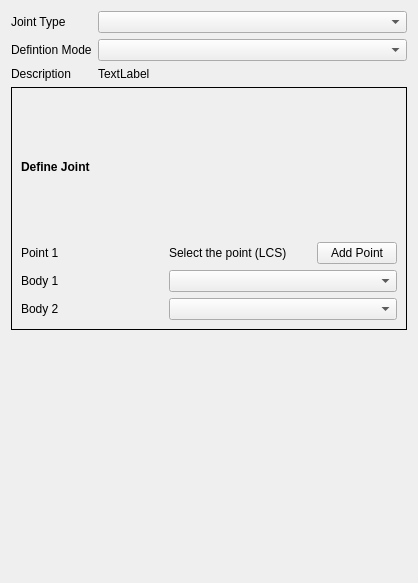
The window that TaskPanelDapJoints.ui (ljplessis/Nikra-DAP) describes before a commit, drawn with Qt 5.
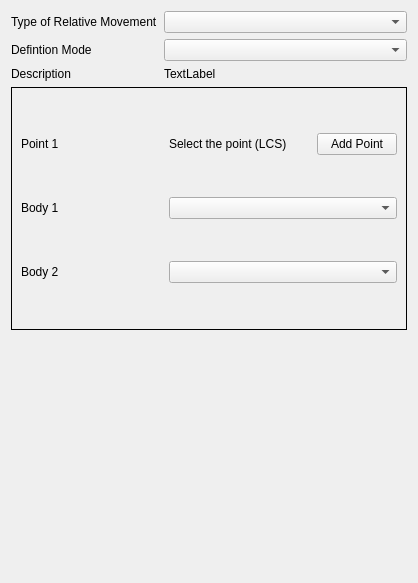
The same window after the commit. The open tabs and pages were chosen to show the change.

Commit message: DAP: Update of GUI text and variable names from 'joints' to 'relative movement'.

Diff of the .ui file:
```diff
--- a/TaskPanelDapJoints.ui
+++ b/TaskPanelDapJoints.ui
@@ -36,7 +36,7 @@
      <item row="0" column="0">
       <widget class="QLabel" name="label">
        <property name="text">
-        <string>Joint Type</string>
+        <string>Type of Relative Movement</string>
        </property>
       </widget>
      </item>
@@ -98,33 +98,54 @@
      </property>
      <widget class="QWidget" name="point2BodiesPage">
       <layout class="QGridLayout" name="gridLayout_3">
-       <item row="3" column="0">
+       <item row="3" column="1" colspan="2">
+        <widget class="QComboBox" name="LCSBody2">
+         <property name="sizePolicy">
+          <sizepolicy hsizetype="Expanding" vsizetype="Fixed">
+           <horstretch>0</horstretch>
+           <verstretch>0</verstretch>
+          </sizepolicy>
+         </property>
+        </widget>
+       </item>
+       <item row="0" column="0">
+        <widget class="QLabel" name="label_4">
+         <property name="sizePolicy">
+          <sizepolicy hsizetype="Expanding" vsizetype="Preferred">
+           <horstretch>0</horstretch>
+           <verstretch>0</verstretch>
+          </sizepolicy>
+         </property>
+         <property name="text">
+          <string>Point 1</string>
+         </property>
+        </widget>
+       </item>
+       <item row="2" column="1" colspan="2">
+        <widget class="QComboBox" name="LCSBody1">
+         <property name="sizePolicy">
+          <sizepolicy hsizetype="Expanding" vsizetype="Fixed">
+           <horstretch>0</horstretch>
+           <verstretch>0</verstretch>
+          </sizepolicy>
+         </property>
+        </widget>
+       </item>
+       <item row="2" column="0">
         <widget class="QLabel" name="label_5">
          <property name="text">
           <string>Body 1</string>
          </property>
         </widget>
        </item>
-       <item row="0" column="0">
-        <widget class="QLabel" name="label_7">
-         <property name="font">
-          <font>
-           <bold>true</bold>
-          </font>
-         </property>
-         <property name="text">
-          <string>Define Joint</string>
-         </property>
-        </widget>
-       </item>
-       <item row="4" column="0">
+       <item row="3" column="0">
         <widget class="QLabel" name="label_6">
          <property name="text">
           <string>Body 2</string>
          </property>
         </widget>
        </item>
-       <item row="1" column="1">
+       <item row="0" column="1">
         <widget class="QLabel" name="LCSObjectReference">
          <property name="sizePolicy">
           <sizepolicy hsizetype="Expanding" vsizetype="Preferred">
@@ -137,46 +158,13 @@
          </property>
         </widget>
        </item>
-       <item row="1" column="0">
-        <widget class="QLabel" name="label_4">
-         <property name="sizePolicy">
-          <sizepolicy hsizetype="Expanding" vsizetype="Preferred">
-           <horstretch>0</horstretch>
-           <verstretch>0</verstretch>
-          </sizepolicy>
-         </property>
-         <property name="text">
-          <string>Point 1</string>
-         </property>
-        </widget>
-       </item>
-       <item row="1" column="2">
+       <item row="0" column="2">
         <widget class="QPushButton" name="chooseCoordinateButton">
          <property name="text">
           <string>Add Point</string>
          </property>
         </widget>
        </item>
-       <item row="3" column="1" colspan="2">
-        <widget class="QComboBox" name="LCSBody1">
-         <property name="sizePolicy">
-          <sizepolicy hsizetype="Expanding" vsizetype="Fixed">
-           <horstretch>0</horstretch>
-           <verstretch>0</verstretch>
-          </sizepolicy>
-         </property>
-        </widget>
-       </item>
-       <item row="4" column="1" colspan="2">
-        <widget class="QComboBox" name="LCSBody2">
-         <property name="sizePolicy">
-          <sizepolicy hsizetype="Expanding" vsizetype="Fixed">
-           <horstretch>0</horstretch>
-           <verstretch>0</verstretch>
-          </sizepolicy>
-         </property>
-        </widget>
-       </item>
       </layout>
      </widget>
      <widget class="QWidget" name="page_2">
```
Left out of the diff: 22 changed lines with no effect on the pictures. The commit also changes 2 other files.
